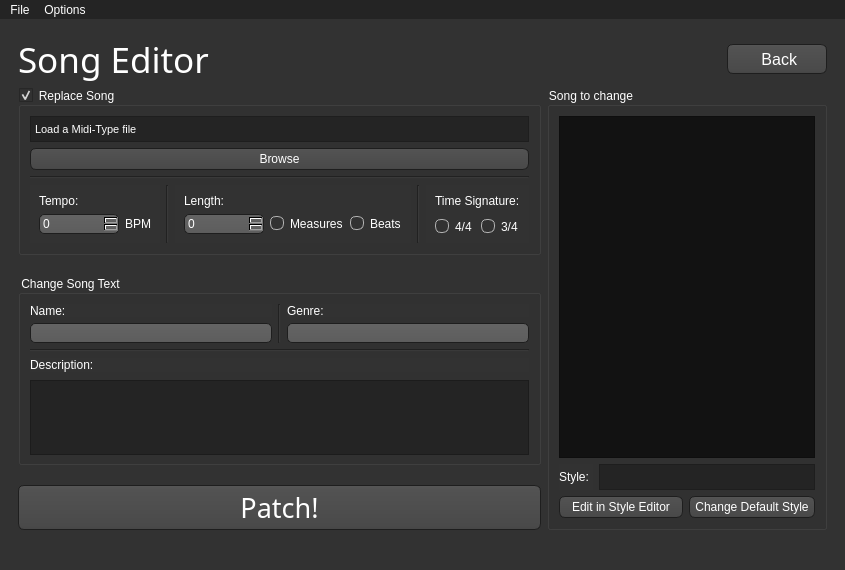
Qt form WiiMusicPlus.ui (BenjaminHalko/WiiMusicEditorPlus) before a commit.
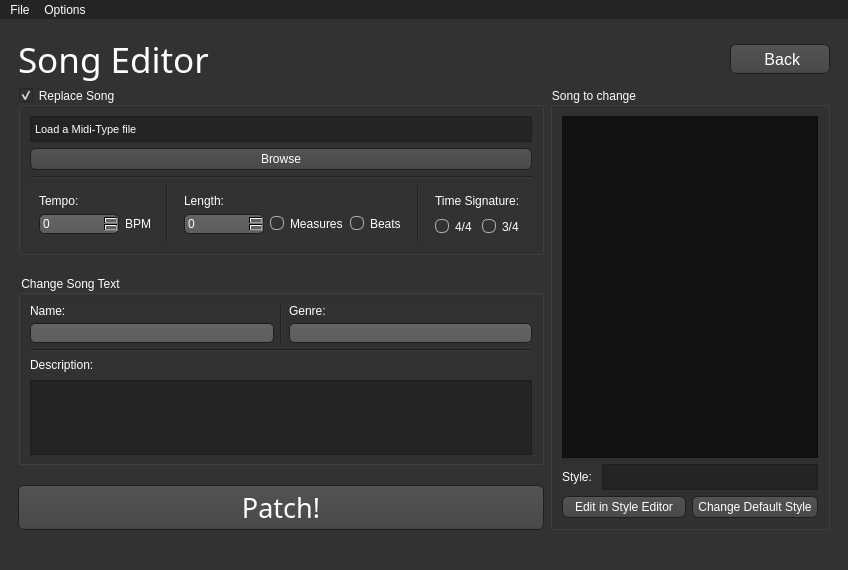
The same form after that commit. The open tabs and pages were chosen to show the change. Icons and pictures are not drawn.

Diff of the .ui file:
```diff
--- a/WiiMusicPlus.ui
+++ b/WiiMusicPlus.ui
@@ -6,7 +6,7 @@
    <rect>
     <x>0</x>
     <y>0</y>
-    <width>833</width>
+    <width>839</width>
     <height>570</height>
    </rect>
   </property>
@@ -1596,6 +1596,12 @@
                           <verstretch>0</verstretch>
                          </sizepolicy>
                         </property>
+                        <property name="minimumSize">
+                         <size>
+                          <width>50</width>
+                          <height>0</height>
+                         </size>
+                        </property>
                         <property name="mouseTracking">
                          <bool>true</bool>
                         </property>
@@ -1618,6 +1624,12 @@
                           <verstretch>0</verstretch>
                          </sizepolicy>
                         </property>
+                        <property name="minimumSize">
+                         <size>
+                          <width>50</width>
+                          <height>0</height>
+                         </size>
+                        </property>
                         <property name="focusPolicy">
                          <enum>Qt::TabFocus</enum>
                         </property>
@@ -2606,7 +2618,7 @@
     <rect>
      <x>0</x>
      <y>0</y>
-     <width>833</width>
+     <width>839</width>
      <height>22</height>
     </rect>
    </property>
```
